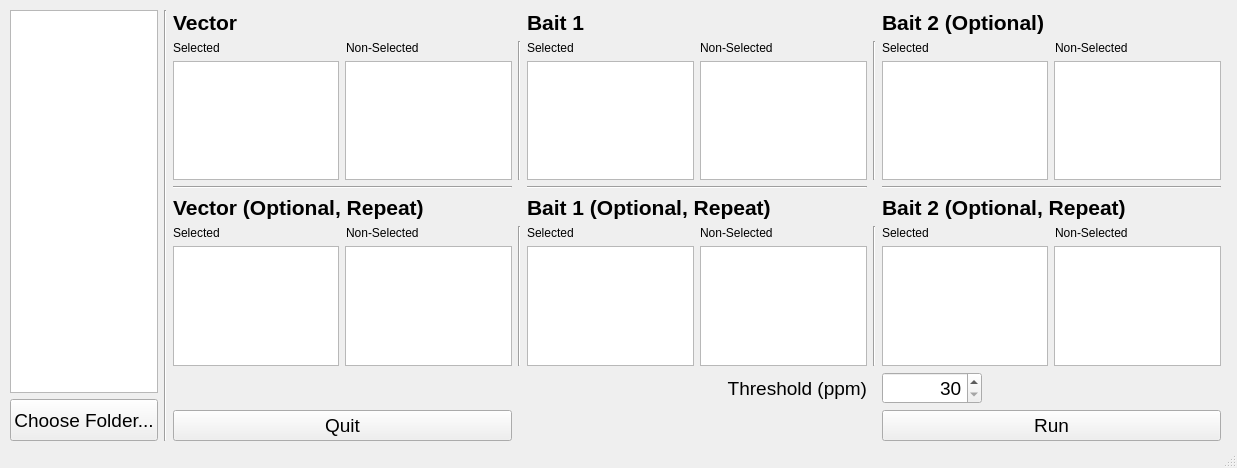
First picture: the form in ui/Stat_Maker.ui, repository emptyewer/DEEPN, before the edit.
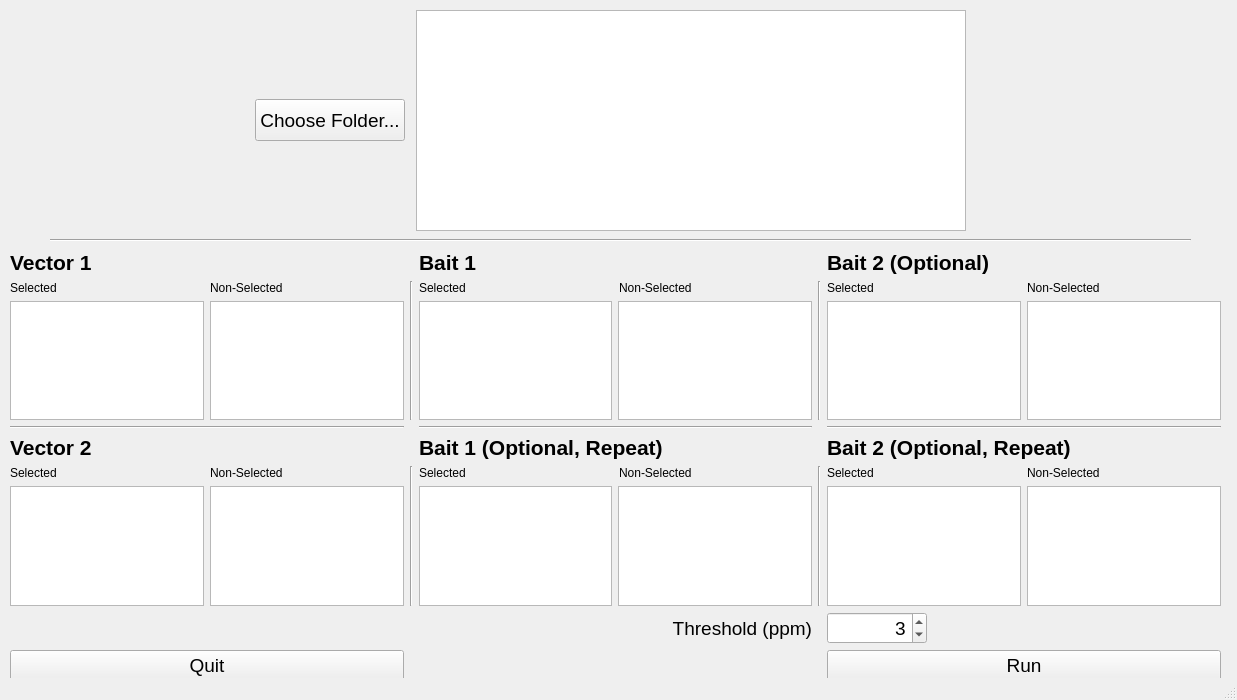
Second picture: the form after the edit. Custom widgets are drawn as their Qt base class.

Commit message: Final Stat Maker

Diff of the .ui file:
```diff
--- a/ui/Stat_Maker.ui
+++ b/ui/Stat_Maker.ui
@@ -7,19 +7,19 @@
     <x>0</x>
     <y>0</y>
     <width>1237</width>
-    <height>468</height>
+    <height>700</height>
    </rect>
   </property>
   <property name="minimumSize">
    <size>
     <width>1237</width>
-    <height>468</height>
+    <height>700</height>
    </size>
   </property>
   <property name="maximumSize">
    <size>
     <width>1237</width>
-    <height>468</height>
+    <height>700</height>
    </size>
   </property>
   <property name="windowTitle">
@@ -30,75 +30,12 @@
     <property name="geometry">
      <rect>
       <x>10</x>
-      <y>10</y>
+      <y>250</y>
       <width>1211</width>
       <height>431</height>
      </rect>
     </property>
     <layout class="QHBoxLayout" name="horizontalLayout">
-     <item>
-      <layout class="QVBoxLayout" name="verticalLayout">
-       <item>
-        <widget class="DragDropListView" name="file_list">
-         <property name="maximumSize">
-          <size>
-           <width>300</width>
-           <height>16777215</height>
-          </size>
-         </property>
-         <property name="dragEnabled">
-          <bool>true</bool>
-         </property>
-         <property name="dragDropMode">
-          <enum>QAbstractItemView::DragOnly</enum>
-         </property>
-         <property name="alternatingRowColors">
-          <bool>false</bool>
-         </property>
-         <property name="selectionMode">
-          <enum>QAbstractItemView::SingleSelection</enum>
-         </property>
-         <property name="iconSize">
-          <size>
-           <width>20</width>
-           <height>20</height>
-          </size>
-         </property>
-        </widget>
-       </item>
-       <item>
-        <layout class="QHBoxLayout" name="horizontalLayout_3">
-         <item>
-          <widget class="QPushButton" name="folder_choice_btn">
-           <property name="minimumSize">
-            <size>
-             <width>0</width>
-             <height>42</height>
-            </size>
-           </property>
-           <property name="font">
-            <font>
-             <pointsize>14</pointsize>
-             <weight>50</weight>
-             <bold>false</bold>
-            </font>
-           </property>
-           <property name="text">
-            <string>Choose Folder...</string>
-           </property>
-          </widget>
-         </item>
-        </layout>
-       </item>
-      </layout>
-     </item>
-     <item>
-      <widget class="Line" name="line">
-       <property name="orientation">
-        <enum>Qt::Vertical</enum>
-       </property>
-      </widget>
-     </item>
      <item>
       <layout class="QGridLayout" name="gridLayout">
        <item row="10" column="0">
@@ -166,7 +103,7 @@
           </font>
          </property>
          <property name="text">
-          <string>Vector</string>
+          <string>Vector 1</string>
          </property>
         </widget>
        </item>
@@ -339,10 +276,16 @@
           <set>Qt::AlignRight|Qt::AlignTrailing|Qt::AlignVCenter</set>
          </property>
          <property name="minimum">
-          <number>30</number>
+          <number>0</number>
          </property>
          <property name="maximum">
-          <number>10000000</number>
+          <number>300</number>
+         </property>
+         <property name="singleStep">
+          <number>3</number>
+         </property>
+         <property name="value">
+          <number>3</number>
          </property>
         </widget>
        </item>
@@ -427,7 +370,7 @@
           </font>
          </property>
          <property name="text">
-          <string>Vector (Optional, Repeat)</string>
+          <string>Vector 2</string>
          </property>
         </widget>
        </item>
@@ -496,6 +439,95 @@
      </item>
     </layout>
    </widget>
+   <widget class="QWidget" name="layoutWidget">
+    <property name="geometry">
+     <rect>
+      <x>250</x>
+      <y>10</y>
+      <width>721</width>
+      <height>221</height>
+     </rect>
+    </property>
+    <layout class="QVBoxLayout" name="verticalLayout">
+     <item>
+      <layout class="QHBoxLayout" name="horizontalLayout_3">
+       <item>
+        <widget class="QPushButton" name="folder_choice_btn">
+         <property name="minimumSize">
+          <size>
+           <width>0</width>
+           <height>42</height>
+          </size>
+         </property>
+         <property name="maximumSize">
+          <size>
+           <width>150</width>
+           <height>16777215</height>
+          </size>
+         </property>
+         <property name="font">
+          <font>
+           <pointsize>14</pointsize>
+           <weight>50</weight>
+           <bold>false</bold>
+          </font>
+         </property>
+         <property name="text">
+          <string>Choose Folder...</string>
+         </property>
+        </widget>
+       </item>
+       <item>
+        <widget class="DragDropListView" name="file_list">
+         <property name="minimumSize">
+          <size>
+           <width>550</width>
+           <height>0</height>
+          </size>
+         </property>
+         <property name="maximumSize">
+          <size>
+           <width>550</width>
+           <height>16777215</height>
+          </size>
+         </property>
+         <property name="dragEnabled">
+          <bool>true</bool>
+         </property>
+         <property name="dragDropMode">
+          <enum>QAbstractItemView::DragOnly</enum>
+         </property>
+         <property name="alternatingRowColors">
+          <bool>false</bool>
+         </property>
+         <property name="selectionMode">
+          <enum>QAbstractItemView::SingleSelection</enum>
+         </property>
+         <property name="iconSize">
+          <size>
+           <width>20</width>
+           <height>20</height>
+          </size>
+         </property>
+        </widget>
+       </item>
+      </layout>
+     </item>
+    </layout>
+   </widget>
+   <widget class="Line" name="line">
+    <property name="geometry">
+     <rect>
+      <x>50</x>
+      <y>230</y>
+      <width>1141</width>
+      <height>20</height>
+     </rect>
+    </property>
+    <property name="orientation">
+     <enum>Qt::Horizontal</enum>
+    </property>
+   </widget>
   </widget>
   <widget class="QStatusBar" name="statusbar"/>
  </widget>
```
The commit also changes 5 other files.
